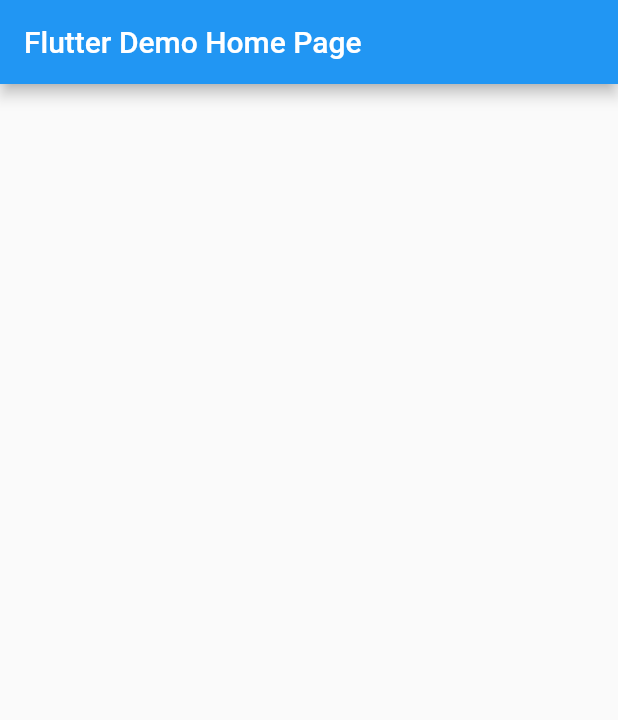
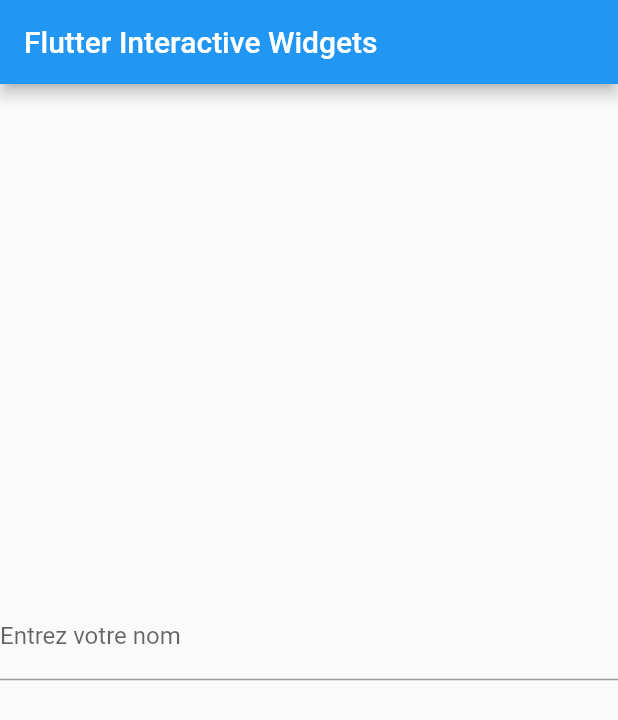
Before and after one commit to FlorianKogon/flutter_widgets_interactives, a Flutter app: the screen it shows after launch, on a phone screen of 412 x 824 dp. Shown: the top 720 px of the screen. Run offline on Flutter 3.47's test engine with Material 2 defaults, Android fonts, the phone set to English and light mode, and no system bars.

Commit message:
text-field-ok

```diff
--- a/lib/widgets/home.dart
+++ b/lib/widgets/home.dart
@@ -11,19 +11,45 @@ class MyHomePage extends StatefulWidget {
 
 class _MyHomePageState extends State<MyHomePage> {
 
+  String changed;
+  String submitted;
+
   @override
   Widget build(BuildContext context) {
-    return Scaffold(
+    return GestureDetector(
+      onTap: () {
+        FocusScope.of(context).requestFocus(FocusNode());
+      },
+      child: Scaffold(
         appBar: AppBar(
           title: Text(widget.title),
         ),
         body: Center(
           child: Column(
+            mainAxisAlignment: MainAxisAlignment.center,
             children: [
-
+              TextField(
+                keyboardType: TextInputType.text,
+                onChanged: (String string) {
+                  setState(() {
+                    changed = string;
+                  });
+                },
+                onSubmitted: (String string) {
+                  setState(() {
+                    submitted = string;
+                  });
+                },
+                decoration: InputDecoration(
+                    labelText: "Entrez votre nom"
+                ),
+              ),
+              Text(changed ?? ''),
+              Text(submitted ?? '')
             ],
           ),
-      ), // This trailing comma makes auto-formatting nicer for build methods.
+        ),
+      ),
     );
   }
 }
--- a/lib/widgets/my_app.dart
+++ b/lib/widgets/my_app.dart
@@ -5,12 +5,13 @@ class MyApp extends StatelessWidget {
   @override
   Widget build(BuildContext context) {
     return MaterialApp(
-      title: 'Flutter Demo',
+      title: 'Flutter Interactive Widgets',
+      debugShowCheckedModeBanner: false,
       theme: ThemeData(
         primarySwatch: Colors.blue,
         visualDensity: VisualDensity.adaptivePlatformDensity,
       ),
-      home: MyHomePage(title: 'Flutter Demo Home Page'),
+      home: MyHomePage(title: 'Flutter Interactive Widgets'),
     );
   }
 }
```
Lines whose indentation alone changed are shown as unchanged.
